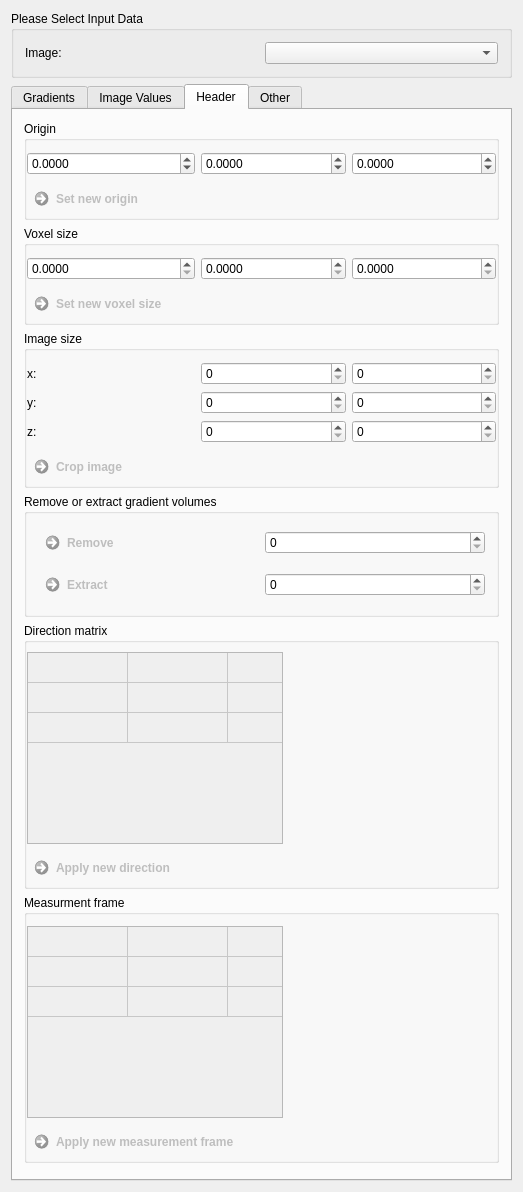
Above: Plugins/org.mitk.gui.qt.diffusionimaging.preprocessing/src/internal/QmitkPreprocessingViewControls.ui from MITK/MITK before the change. Below: the same form after it.
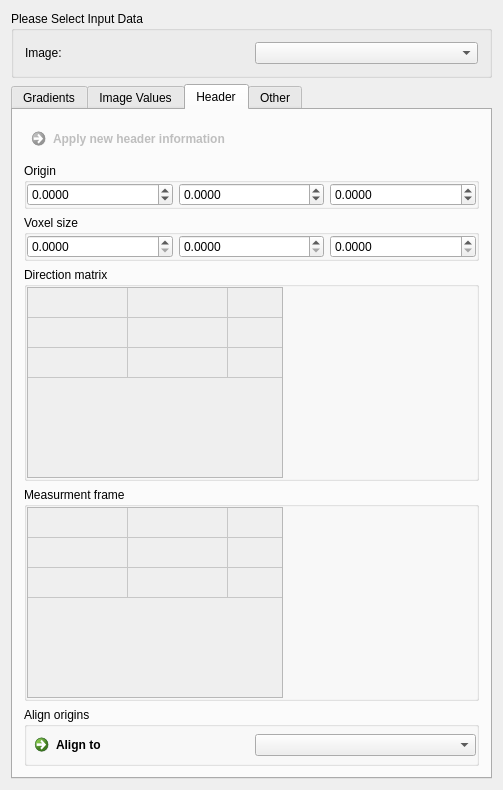
That is the form after the change. The open tabs and pages were chosen to show the change. Custom widgets are drawn as their Qt base class.

Commit message: Handle vector and rgb images. Align origins

```diff
--- a/Plugins/org.mitk.gui.qt.diffusionimaging.preprocessing/src/internal/QmitkPreprocessingViewControls.ui
+++ b/Plugins/org.mitk.gui.qt.diffusionimaging.preprocessing/src/internal/QmitkPreprocessingViewControls.ui
@@ -6,8 +6,8 @@
    <rect>
     <x>0</x>
     <y>0</y>
-    <width>523</width>
-    <height>1192</height>
+    <width>503</width>
+    <height>747</height>
    </rect>
   </property>
   <property name="minimumSize">
@@ -62,6 +62,19 @@
        <string>Gradients</string>
       </attribute>
       <layout class="QGridLayout" name="gridLayout_6">
+       <item row="6" column="0">
+        <spacer name="verticalSpacer_5">
+         <property name="orientation">
+          <enum>Qt::Vertical</enum>
+         </property>
+         <property name="sizeHint" stdset="0">
+          <size>
+           <width>20</width>
+           <height>40</height>
+          </size>
+         </property>
+        </spacer>
+       </item>
        <item row="0" column="0">
         <widget class="QTableWidget" name="m_B_ValueMap_TableWidget">
          <property name="sizePolicy">
@@ -103,19 +116,6 @@
          </column>
         </widget>
        </item>
-       <item row="5" column="0">
-        <spacer name="verticalSpacer_5">
-         <property name="orientation">
-          <enum>Qt::Vertical</enum>
-         </property>
-         <property name="sizeHint" stdset="0">
-          <size>
-           <width>20</width>
-           <height>40</height>
-          </size>
-         </property>
-        </spacer>
-       </item>
        <item row="3" column="0" rowspan="2">
         <widget class="QFrame" name="frame_2">
          <property name="frameShape">
@@ -332,6 +332,59 @@
          </layout>
         </widget>
        </item>
+       <item row="5" column="0">
+        <widget class="QGroupBox" name="groupBox_6">
+         <property name="title">
+          <string>Remove or extract gradient volumes</string>
+         </property>
+         <layout class="QFormLayout" name="formLayout_3">
+          <property name="horizontalSpacing">
+           <number>6</number>
+          </property>
+          <property name="verticalSpacing">
+           <number>6</number>
+          </property>
+          <property name="leftMargin">
+           <number>0</number>
+          </property>
+          <property name="topMargin">
+           <number>0</number>
+          </property>
+          <property name="rightMargin">
+           <number>0</number>
+          </property>
+          <property name="bottomMargin">
+           <number>0</number>
+          </property>
+          <item row="0" column="0">
+           <widget class="QCommandLinkButton" name="m_RemoveGradientButton">
+            <property name="enabled">
+             <bool>false</bool>
+            </property>
+            <property name="text">
+             <string>Remove gradient volume</string>
+            </property>
+           </widget>
+          </item>
+          <item row="0" column="1">
+           <widget class="QSpinBox" name="m_RemoveGradientBox"/>
+          </item>
+          <item row="1" column="0">
+           <widget class="QCommandLinkButton" name="m_ExtractGradientButton">
+            <property name="enabled">
+             <bool>false</bool>
+            </property>
+            <property name="text">
+             <string>Extract gradient volume</string>
+            </property>
+           </widget>
+          </item>
+          <item row="1" column="1">
+           <widget class="QSpinBox" name="m_ExtractGradientBox"/>
+          </item>
+         </layout>
+        </widget>
+       </item>
       </layout>
      </widget>
      <widget class="QWidget" name="tab_5">
@@ -754,6 +807,21 @@
           <string>Resample image</string>
          </property>
          <layout class="QGridLayout" name="gridLayout_12">
+          <property name="leftMargin">
+           <number>0</number>
+          </property>
+          <property name="topMargin">
+           <number>0</number>
+          </property>
+          <property name="rightMargin">
+           <number>0</number>
+          </property>
+          <property name="bottomMargin">
+           <number>0</number>
+          </property>
+          <property name="spacing">
+           <number>6</number>
+          </property>
           <item row="1" column="0">
            <widget class="QFrame" name="m_ResampleDoubleFrame">
             <property name="frameShape">
@@ -967,104 +1035,46 @@
          </layout>
         </widget>
        </item>
-      </layout>
-     </widget>
-     <widget class="QWidget" name="tab_3">
-      <attribute name="title">
-       <string>Header</string>
-      </attribute>
-      <layout class="QGridLayout" name="gridLayout_7">
-       <item row="3" column="0">
-        <widget class="QGroupBox" name="groupBox_6">
+       <item row="2" column="0">
+        <widget class="QGroupBox" name="groupBox_8">
          <property name="title">
-          <string>Image size</string>
+          <string>Crop Image</string>
          </property>
-         <layout class="QGridLayout" name="gridLayout_15">
+         <layout class="QGridLayout" name="gridLayout_22">
           <property name="leftMargin">
            <number>0</number>
           </property>
+          <property name="topMargin">
+           <number>0</number>
+          </property>
           <property name="rightMargin">
            <number>0</number>
           </property>
           <property name="bottomMargin">
            <number>0</number>
           </property>
-          <item row="1" column="0">
-           <widget class="QLabel" name="label_6">
-            <property name="text">
-             <string>y:</string>
-            </property>
-           </widget>
-          </item>
-          <item row="1" column="1">
-           <widget class="QSpinBox" name="m_YstartBox">
-            <property name="toolTip">
-             <string>Number of pixels to remove on lower image bound.</string>
-            </property>
-            <property name="maximum">
-             <number>999999999</number>
-            </property>
-           </widget>
-          </item>
-          <item row="2" column="2">
-           <widget class="QSpinBox" name="m_ZendBox">
-            <property name="toolTip">
-             <string>Number of pixels to remove on upper image bound.</string>
-            </property>
-            <property name="maximum">
-             <number>999999999</number>
-            </property>
-           </widget>
-          </item>
-          <item row="0" column="2">
-           <widget class="QSpinBox" name="m_XendBox">
-            <property name="toolTip">
-             <string>Number of pixels to remove on upper image bound.</string>
-            </property>
-            <property name="maximum">
-             <number>999999999</number>
-            </property>
-           </widget>
-          </item>
-          <item row="0" column="1">
-           <widget class="QSpinBox" name="m_XstartBox">
-            <property name="toolTip">
-             <string>Number of pixels to remove on lower image bound.</string>
-            </property>
-            <property name="maximum">
-             <number>999999999</number>
-            </property>
-           </widget>
-          </item>
+          <property name="spacing">
+           <number>6</number>
+          </property>
           <item row="0" column="0">
-           <widget class="QLabel" name="label_4">
+           <widget class="QLabel" name="label_9">
             <property name="text">
              <string>x:</string>
             </property>
            </widget>
           </item>
-          <item row="2" column="1">
-           <widget class="QSpinBox" name="m_ZstartBox">
-            <property name="toolTip">
-             <string>Number of pixels to remove on lower image bound.</string>
-            </property>
-            <property name="maximum">
-             <number>999999999</number>
-            </property>
-           </widget>
+          <item row="0" column="1">
+           <widget class="QSpinBox" name="m_XstartBox"/>
           </item>
-          <item row="1" column="2">
-           <widget class="QSpinBox" name="m_YendBox">
-            <property name="toolTip">
-             <string>Number of pixels to remove on upper image bound.</string>
-            </property>
-            <property name="maximum">
-             <number>999999999</number>
+          <item row="1" column="0">
+           <widget class="QLabel" name="label_10">
+            <property name="text">
+             <string>y:</string>
             </property>
            </widget>
           </item>
           <item row="2" column="0">
-           <widget class="QLabel" name="label_7">
+           <widget class="QLabel" name="label_11">
             <property name="text">
              <string>z:</string>
             </property>
@@ -1072,79 +1082,36 @@
           </item>
           <item row="3" column="0">
            <widget class="QCommandLinkButton" name="m_CropImageButton">
-            <property name="enabled">
-             <bool>false</bool>
-            </property>
-            <property name="toolTip">
-             <string/>
-            </property>
-            <property name="statusTip">
-             <string/>
-            </property>
-            <property name="whatsThis">
-             <string notr="true"/>
-            </property>
             <property name="text">
-             <string>Crop image</string>
+             <string>Crop Image</string>
             </property>
            </widget>
           </item>
-         </layout>
-        </widget>
-       </item>
-       <item row="4" column="0">
-        <widget class="QGroupBox" name="groupBox_7">
-         <property name="title">
-          <string>Remove or extract gradient volumes</string>
-         </property>
-         <layout class="QGridLayout" name="gridLayout_18">
-          <item row="0" column="0">
-           <widget class="QCommandLinkButton" name="m_RemoveGradientButton">
-            <property name="enabled">
-             <bool>false</bool>
-            </property>
-            <property name="toolTip">
-             <string>Generate pointset displaying the gradient vectors (applied measurement frame).</string>
-            </property>
-            <property name="statusTip">
-             <string/>
-            </property>
-            <property name="whatsThis">
-             <string notr="true"/>
-            </property>
-            <property name="text">
-             <string>Remove</string>
-            </property>
-           </widget>
-          </item>
-          <item row="1" column="0">
-           <widget class="QCommandLinkButton" name="m_ExtractGradientButton">
-            <property name="enabled">
-             <bool>false</bool>
-            </property>
-            <property name="toolTip">
-             <string>Generate pointset displaying the gradient vectors (applied measurement frame).</string>
-            </property>
-            <property name="statusTip">
-             <string/>
-            </property>
-            <property name="whatsThis">
-             <string notr="true"/>
-            </property>
-            <property name="text">
-             <string>Extract</string>
-            </property>
-           </widget>
+          <item row="0" column="2">
+           <widget class="QSpinBox" name="m_XendBox"/>
           </item>
           <item row="1" column="1">
-           <widget class="QSpinBox" name="m_ExtractGradientBox"/>
+           <widget class="QSpinBox" name="m_YstartBox"/>
           </item>
-          <item row="0" column="1">
-           <widget class="QSpinBox" name="m_RemoveGradientBox"/>
+          <item row="1" column="2">
+           <widget class="QSpinBox" name="m_YendBox"/>
+          </item>
+          <item row="2" column="1">
+           <widget class="QSpinBox" name="m_ZstartBox"/>
+          </item>
+          <item row="2" column="2">
+           <widget class="QSpinBox" name="m_ZendBox"/>
           </item>
          </layout>
         </widget>
        </item>
+      </layout>
+     </widget>
+     <widget class="QWidget" name="tab_3">
+      <attribute name="title">
+       <string>Header</string>
+      </attribute>
+      <layout class="QGridLayout" name="gridLayout_7">
        <item row="2" column="0">
         <widget class="QGroupBox" name="groupBox_3">
          <property name="title">
@@ -1154,26 +1121,15 @@
           <property name="leftMargin">
            <number>0</number>
           </property>
+          <property name="topMargin">
+           <number>0</number>
+          </property>
           <property name="rightMargin">
            <number>0</number>
           </property>
           <property name="bottomMargin">
            <number>0</number>
           </property>
-          <item row="0" column="0">
-           <widget class="QDoubleSpinBox" name="m_HeaderSpacingX">
-            <property name="decimals">
-             <number>4</number>
-            </property>
-           </widget>
-          </item>
-          <item row="0" column="1">
-           <widget class="QDoubleSpinBox" name="m_HeaderSpacingY">
-            <property name="decimals">
-             <number>4</number>
-            </property>
-           </widget>
-          </item>
           <item row="0" column="2">
            <widget class="QDoubleSpinBox" name="m_HeaderSpacingZ">
             <property name="decimals">
@@ -1187,186 +1143,43 @@
             </property>
            </widget>
           </item>
-          <item row="1" column="0">
-           <widget class="QCommandLinkButton" name="m_ModifySpacingButton">
-            <property name="enabled">
-             <bool>false</bool>
-            </property>
-            <property name="toolTip">
-             <string/>
-            </property>
-            <property name="statusTip">
-             <string/>
-            </property>
-            <property name="whatsThis">
-             <string notr="true"/>
-            </property>
-            <property name="text">
-             <string>Set new voxel size</string>
-            </property>
-           </widget>
-          </item>
-         </layout>
-        </widget>
-       </item>
-       <item row="7" column="0">
-        <spacer name="verticalSpacer_2">
-         <property name="orientation">
-          <enum>Qt::Vertical</enum>
-         </property>
-         <property name="sizeHint" stdset="0">
-          <size>
-           <width>20</width>
-           <height>40</height>
-          </size>
-         </property>
-        </spacer>
-       </item>
-       <item row="6" column="0">
-        <widget class="QGroupBox" name="groupBox_4">
-         <property name="sizePolicy">
-          <sizepolicy hsizetype="Expanding" vsizetype="Expanding">
-           <horstretch>0</horstretch>
-           <verstretch>0</verstretch>
-          </sizepolicy>
-         </property>
-         <property name="title">
-          <string>Measurment frame</string>
-         </property>
-         <layout class="QGridLayout" name="gridLayout">
-          <property name="leftMargin">
-           <number>0</number>
-          </property>
-          <property name="rightMargin">
-           <number>0</number>
-          </property>
-          <property name="bottomMargin">
-           <number>0</number>
-          </property>
-          <item row="0" column="1">
-           <spacer name="horizontalSpacer">
-            <property name="orientation">
-             <enum>Qt::Horizontal</enum>
-            </property>
-            <property name="sizeHint" stdset="0">
-             <size>
-              <width>40</width>
-              <height>20</height>
-             </size>
-            </property>
-           </spacer>
-          </item>
           <item row="0" column="0">
-           <widget class="QTableWidget" name="m_MeasurementFrameTable">
-            <property name="enabled">
-             <bool>false</bool>
+           <widget class="QDoubleSpinBox" name="m_HeaderSpacingX">
+            <property name="decimals">
+             <number>4</number>
             </property>
-            <property name="sizePolicy">
-             <sizepolicy hsizetype="Minimum" vsizetype="Minimum">
-              <horstretch>0</horstretch>
-              <verstretch>0</verstretch>
-             </sizepolicy>
-            </property>
-            <property name="minimumSize">
-             <size>
-              <width>0</width>
-              <height>0</height>
-             </size>
-            </property>
-            <property name="cursor" stdset="0">
-             <cursorShape>IBeamCursor</cursorShape>
-            </property>
-            <property name="autoFillBackground">
-             <bool>true</bool>
-            </property>
-            <property name="verticalScrollBarPolicy">
-             <enum>Qt::ScrollBarAlwaysOff</enum>
-            </property>
-            <property name="horizontalScrollBarPolicy">
-             <enum>Qt::ScrollBarAlwaysOff</enum>
-            </property>
-            <property name="showGrid">
-             <bool>true</bool>
-            </property>
-            <property name="cornerButtonEnabled">
-             <bool>false</bool>
-            </property>
-            <attribute name="horizontalHeaderVisible">
-             <bool>false</bool>
-            </attribute>
-            <attribute name="horizontalHeaderCascadingSectionResizes">
-             <bool>true</bool>
-            </attribute>
-            <attribute name="horizontalHeaderHighlightSections">
-             <bool>true</bool>
-            </attribute>
-            <attribute name="horizontalHeaderMinimumSectionSize">
-             <number>0</number>
-            </attribute>
-            <attribute name="verticalHeaderVisible">
-             <bool>false</bool>
-            </attribute>
-            <attribute name="verticalHeaderCascadingSectionResizes">
-             <bool>true</bool>
-            </attribute>
-            <attribute name="verticalHeaderHighlightSections">
-             <bool>true</bool>
-            </attribute>
-            <row>
-             <property name="text">
-              <string>New Row</string>
-             </property>
-            </row>
-            <row>
-             <property name="text">
-              <string>New Row</string>
-             </property>
-            </row>
-            <row>
-             <property name="text">
-              <string>New Row</string>
-             </property>
-            </row>
-            <column>
-             <property name="text">
-              <string>New Column</string>
-             </property>
-            </column>
-            <column>
-             <property name="text">
-              <string>New Column</string>
-             </property>
-            </column>
-            <column>
-             <property name="text">
-              <string>New Column</string>
-             </property>
-            </column>
            </widget>
           </item>
-          <item row="1" column="0">
-           <widget class="QCommandLinkButton" name="m_ModifyMeasurementFrame">
-            <property name="enabled">
-             <bool>false</bool>
-            </property>
-            <property name="toolTip">
-             <string>Diffusion encoding gradient directions are rotated accordingly.</string>
-            </property>
-            <property name="statusTip">
-             <string/>
-            </property>
-            <property name="whatsThis">
-             <string notr="true"/>
-            </property>
-            <property name="text">
-             <string>Apply new measurement frame</string>
+          <item row="0" column="1">
+           <widget class="QDoubleSpinBox" name="m_HeaderSpacingY">
+            <property name="decimals">
+             <number>4</number>
             </property>
            </widget>
           </item>
          </layout>
         </widget>
        </item>
-       <item row="5" column="0">
+       <item row="0" column="0">
+        <widget class="QCommandLinkButton" name="m_ModifyHeader">
+         <property name="enabled">
+          <bool>false</bool>
+         </property>
+         <property name="toolTip">
+          <string/>
+         </property>
+         <property name="statusTip">
+          <string/>
+         </property>
+         <property name="whatsThis">
+          <string notr="true"/>
+         </property>
+         <property name="text">
+          <string>Apply new header information</string>
+         </property>
+        </widget>
+       </item>
+       <item row="3" column="0">
         <widget class="QGroupBox" name="groupBox">
          <property name="title">
           <string>Direction matrix</string>
@@ -1376,7 +1189,7 @@
            <number>0</number>
           </property>
           <property name="topMargin">
-           <number>9</number>
+           <number>0</number>
           </property>
           <property name="rightMargin">
            <number>0</number>
@@ -1472,25 +1285,6 @@
             </column>
            </widget>
           </item>
-          <item row="1" column="0">
-           <widget class="QCommandLinkButton" name="m_ModifyDirection">
-            <property name="enabled">
-             <bool>false</bool>
-            </property>
-            <property name="toolTip">
-             <string>Diffusion encoding gradient directions are rotated accordingly.</string>
-            </property>
-            <property name="statusTip">
-             <string/>
-            </property>
-            <property name="whatsThis">
-             <string notr="true"/>
-            </property>
-            <property name="text">
-             <string>Apply new direction</string>
-            </property>
-           </widget>
-          </item>
           <item row="0" column="1">
            <spacer name="horizontalSpacer_2">
             <property name="orientation">
@@ -1507,6 +1301,147 @@
          </layout>
         </widget>
        </item>
+       <item row="4" column="0">
+        <widget class="QGroupBox" name="groupBox_4">
+         <property name="sizePolicy">
+          <sizepolicy hsizetype="Expanding" vsizetype="Expanding">
+           <horstretch>0</horstretch>
+           <verstretch>0</verstretch>
+          </sizepolicy>
+         </property>
+         <property name="title">
+          <string>Measurment frame</string>
+         </property>
+         <layout class="QGridLayout" name="gridLayout">
+          <property name="leftMargin">
+           <number>0</number>
+          </property>
+          <property name="topMargin">
+           <number>0</number>
+          </property>
+          <property name="rightMargin">
+           <number>0</number>
+          </property>
+          <property name="bottomMargin">
+           <number>0</number>
+          </property>
+          <item row="0" column="0">
+           <widget class="QTableWidget" name="m_MeasurementFrameTable">
+            <property name="enabled">
+             <bool>false</bool>
+            </property>
+            <property name="sizePolicy">
+             <sizepolicy hsizetype="Minimum" vsizetype="Minimum">
+              <horstretch>0</horstretch>
+              <verstretch>0</verstretch>
+             </sizepolicy>
+            </property>
+            <property name="minimumSize">
+             <size>
+              <width>0</width>
+              <height>0</height>
+             </size>
+            </property>
+            <property name="cursor" stdset="0">
+             <cursorShape>IBeamCursor</cursorShape>
+            </property>
+            <property name="autoFillBackground">
+             <bool>true</bool>
+            </property>
+            <property name="verticalScrollBarPolicy">
+             <enum>Qt::ScrollBarAlwaysOff</enum>
+            </property>
+            <property name="horizontalScrollBarPolicy">
+             <enum>Qt::ScrollBarAlwaysOff</enum>
+            </property>
+            <property name="showGrid">
+             <bool>true</bool>
+            </property>
+            <property name="cornerButtonEnabled">
+             <bool>false</bool>
+            </property>
+            <attribute name="horizontalHeaderVisible">
+             <bool>false</bool>
+            </attribute>
+            <attribute name="horizontalHeaderCascadingSectionResizes">
+             <bool>true</bool>
+            </attribute>
+            <attribute name="horizontalHeaderHighlightSections">
+             <bool>true</bool>
+            </attribute>
+            <attribute name="horizontalHeaderMinimumSectionSize">
+             <number>0</number>
+            </attribute>
+            <attribute name="verticalHeaderVisible">
+             <bool>false</bool>
+            </attribute>
+            <attribute name="verticalHeaderCascadingSectionResizes">
+             <bool>true</bool>
+            </attribute>
+            <attribute name="verticalHeaderHighlightSections">
+             <bool>true</bool>
+            </attribute>
+            <row>
+             <property name="text">
+              <string>New Row</string>
+             </property>
+            </row>
+            <row>
+             <property name="text">
+              <string>New Row</string>
+             </property>
+            </row>
+            <row>
+             <property name="text">
+              <string>New Row</string>
+             </property>
+            </row>
+            <column>
+             <property name="text">
+              <string>New Column</string>
+             </property>
+            </column>
+            <column>
+             <property name="text">
+              <string>New Column</string>
+             </property>
+            </column>
+            <column>
+             <property name="text">
+              <string>New Column</string>
+             </property>
+            </column>
+           </widget>
+          </item>
+          <item row="0" column="1">
+           <spacer name="horizontalSpacer">
+            <property name="orientation">
+             <enum>Qt::Horizontal</enum>
+            </property>
+            <property name="sizeHint" stdset="0">
+             <size>
+              <width>40</width>
+              <height>20</height>
+             </size>
+            </property>
+           </spacer>
+          </item>
+         </layout>
+        </widget>
+       </item>
+       <item row="7" column="0">
+        <spacer name="verticalSpacer_2">
+         <property name="orientation">
+          <enum>Qt::Vertical</enum>
+         </property>
+         <property name="sizeHint" stdset="0">
+          <size>
+           <width>20</width>
+           <height>40</height>
+          </size>
+         </property>
+        </spacer>
+       </item>
        <item row="1" column="0">
         <widget class="QGroupBox" name="groupBox_5">
          <property name="title">
@@ -1516,25 +1451,15 @@
           <property name="leftMargin">
            <number>0</number>
           </property>
+          <property name="topMargin">
+           <number>0</number>
+          </property>
           <property name="rightMargin">
            <number>0</number>
           </property>
           <property name="bottomMargin">
            <number>0</number>
           </property>
-          <item row="0" column="0">
-           <widget class="QDoubleSpinBox" name="m_HeaderOriginX">
-            <property name="decimals">
-             <number>4</number>
-            </property>
-            <property name="minimum">
-             <double>-999999999.000000000000000</double>
-            </property>
-            <property name="maximum">
-             <double>999999999.000000000000000</double>
-            </property>
-           </widget>
-          </item>
           <item row="0" column="2">
            <widget class="QDoubleSpinBox" name="m_HeaderOriginZ">
             <property name="decimals">
@@ -1561,22 +1486,51 @@
             </property>
            </widget>
           </item>
-          <item row="1" column="0">
-           <widget class="QCommandLinkButton" name="m_ModifyOriginButton">
-            <property name="enabled">
-             <bool>false</bool>
+          <item row="0" column="0">
+           <widget class="QDoubleSpinBox" name="m_HeaderOriginX">
+            <property name="decimals">
+             <number>4</number>
             </property>
-            <property name="toolTip">
-             <string/>
+            <property name="minimum">
+             <double>-999999999.000000000000000</double>
             </property>
-            <property name="statusTip">
-             <string/>
+            <property name="maximum">
+             <double>999999999.000000000000000</double>
             </property>
-            <property name="whatsThis">
-             <string notr="true"/>
+           </widget>
+          </item>
+         </layout>
+        </widget>
+       </item>
+       <item row="8" column="0">
+        <widget class="QGroupBox" name="groupBox_7">
+         <property name="title">
+          <string>Align origins</string>
+         </property>
+         <layout class="QGridLayout" name="gridLayout_15">
+          <property name="leftMargin">
+           <number>0</number>
+          </property>
+          <property name="topMargin">
+           <number>0</number>
+          </property>
+          <property name="rightMargin">
+           <number>0</number>
+          </property>
+          <property name="bottomMargin">
+           <number>0</number>
+          </property>
+          <item row="0" column="1">
+           <widget class="QmitkDataStorageComboBox" name="m_AlignImageBox">
+            <property name="sizeAdjustPolicy">
+             <enum>QComboBox::AdjustToMinimumContentsLength</enum>
             </property>
+           </widget>
+          </item>
+          <item row="0" column="0">
+           <widget class="QCommandLinkButton" name="m_AlignImageButton">
             <property name="text">
-             <string>Set new origin</string>
+             <string>Align to</string>
             </property>
            </widget>
           </item>
@@ -1672,16 +1626,16 @@
  </widget>
  <layoutdefault spacing="6" margin="11"/>
  <customwidgets>
+  <customwidget>
+   <class>QmitkDataStorageComboBoxWithSelectNone</class>
+   <extends>QComboBox</extends>
+   <header location="global">QmitkDataStorageComboBoxWithSelectNone.h</header>
+  </customwidget>
   <customwidget>
    <class>QmitkDataStorageComboBox</class>
    <extends>QComboBox</extends>
    <header location="global">QmitkDataStorageComboBox.h</header>
   </customwidget>
-  <customwidget>
-   <class>QmitkDataStorageComboBoxWithSelectNone</class>
-   <extends>QComboBox</extends>
-   <header>QmitkDataStorageComboBoxWithSelectNone.h</header>
-  </customwidget>
  </customwidgets>
  <tabstops>
   <tabstop>m_B_ValueMap_Rounder_SpinBox</tabstop>
```
Left out of the diff: 62 changed lines with no effect on the pictures. The commit also changes 20 other files.
